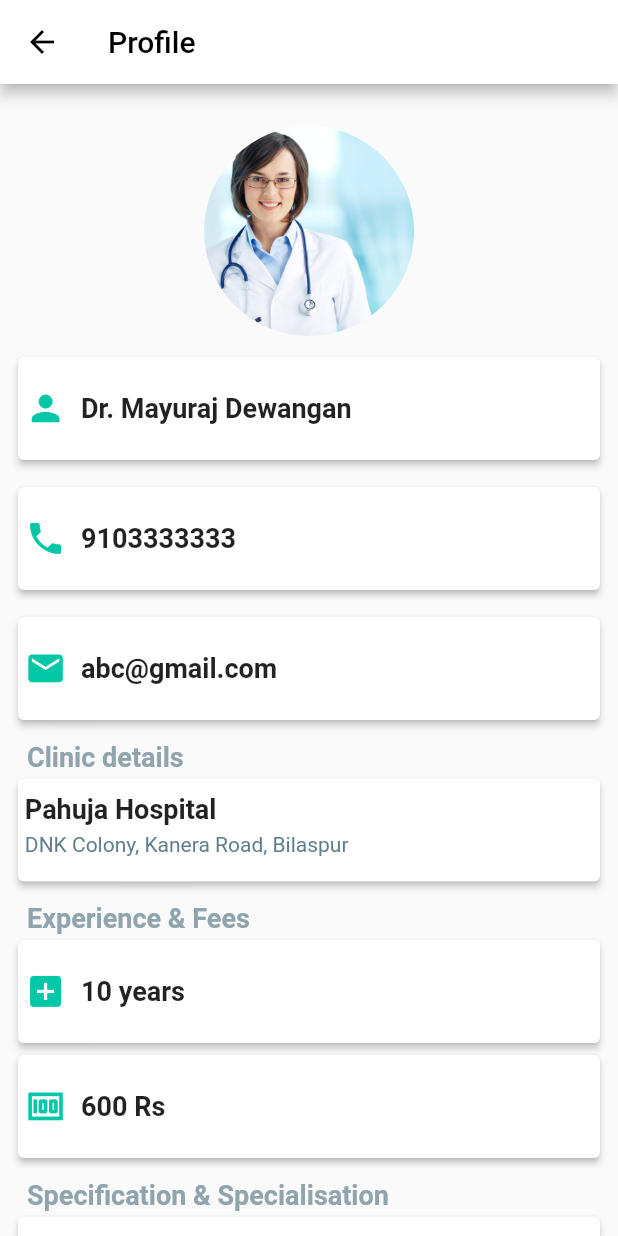
After one commit to KhushiiBiswas/vcure_dr, a Flutter app: the Profile screen opened directly, on a phone screen of 412 x 824 dp. The commit adds this screen. Run offline on Flutter 3.47's test engine with Material 2 defaults, Android fonts, the phone set to English and light mode, and no system bars; missing offline and left inert: store_redirect.

```diff
--- a/lib/pages/homepage/homepage.dart
+++ b/lib/pages/homepage/homepage.dart
@@ -2,6 +2,7 @@ import 'package:flutter/material.dart';
 import 'package:vcure_doctors/components/custom_appbar.dart';
 import 'package:vcure_doctors/components/nav_drawer.dart';
 import 'package:vcure_doctors/pages/homepage/homepage_body.dart';
+import 'package:vcure_doctors/pages/profile.dart';
 import 'package:vcure_doctors/pages/sign_in/sign_in_body.dart';
 
 class HomePage extends StatefulWidget {
@@ -69,7 +70,7 @@ class _HomePageState extends State<HomePage> {
         break;
       case 1:
         Navigator.push(
-            context, MaterialPageRoute(builder: (context) => HomePage()));
+            context, MaterialPageRoute(builder: (context) => Profile()));
         break;
       case 2:
         Navigator.push(
--- /dev/null
+++ b/lib/pages/profile.dart
@@ -0,0 +1,389 @@
+import 'package:flutter/material.dart';
+
+class Profile extends StatefulWidget {
+  const Profile({Key key}) : super(key: key);
+
+  @override
+  _ProfileState createState() => _ProfileState();
+}
+
+class _ProfileState extends State<Profile> {
+  @override
+  Widget build(BuildContext context) {
+    Size size = MediaQuery.of(context).size;
+    return Scaffold(
+      appBar: AppBar(
+        backgroundColor: Colors.white,
+        automaticallyImplyLeading: true,
+        title: Text(
+          "Profile",
+          style: TextStyle(color: Colors.black),
+        ),
+        leading: IconButton(
+            icon: Icon(
+              Icons.arrow_back,
+            ),
+            color: Colors.black,
+            onPressed: () {
+              Navigator.pop(context);
+            }),
+      ),
+      body: SingleChildScrollView(
+        child: Padding(
+          padding: const EdgeInsets.all(8.0),
+          child: Column(
+            crossAxisAlignment: CrossAxisAlignment.start,
+            children: [
+              Padding(
+                padding: const EdgeInsets.only(top: 20),
+                child: Row(
+                  crossAxisAlignment: CrossAxisAlignment.center,
+                  mainAxisAlignment: MainAxisAlignment.center,
+                  children: [
+                    Container(
+                        width: 140.0,
+                        height: 140.0,
+                        decoration: new BoxDecoration(
+                          shape: BoxShape.circle,
+                          image: new DecorationImage(
+                            image: new ExactAssetImage('assets/dr.jpg'),
+                            fit: BoxFit.cover,
+                          ),
+                        )),
+                  ],
+                ),
+              ),
+              Padding(
+                padding: const EdgeInsets.only(top: 10),
+                child: Card(
+                    elevation: 2,
+                    child: Container(
+                      //width: size.width / 1.1,
+                      height: size.height / 12,
+
+                      child: Padding(
+                        padding: EdgeInsets.symmetric(
+                            vertical: size.height / 80,
+                            horizontal: size.width / 90),
+                        child: Row(
+                          children: [
+                            Icon(
+                              Icons.person,
+                              color: Color(0xff03c8a8),
+                              size: size.height / 30,
+                            ),
+                            SizedBox(
+                              width: 10,
+                            ),
+                            Text(
+                              "Dr. Mayuraj Dewangan",
+                              style: TextStyle(
+                                fontSize: 18,
+                                fontWeight: FontWeight.bold,
+                              ),
+                            ),
+                          ],
+                        ),
+                      ),
+                    )),
+              ),
+              Padding(
+                padding: const EdgeInsets.only(top: 10),
+                child: Card(
+                    elevation: 2,
+                    child: Container(
+                      //width: size.width / 1.1,
+                      height: size.height / 12,
+
+                      child: Padding(
+                        padding: EdgeInsets.symmetric(
+                            vertical: size.height / 80,
+                            horizontal: size.width / 90),
+                        child: Row(
+                          children: [
+                            Icon(
+                              Icons.phone,
+                              color: Color(0xff03c8a8),
+                              size: size.height / 30,
+                            ),
+                            SizedBox(
+                              width: 10,
+                            ),
+                            Text(
+                              "9103333333",
+                              style: TextStyle(
+                                fontSize: 18,
+                                fontWeight: FontWeight.bold,
+                              ),
+                            ),
+                          ],
+                        ),
+                      ),
+                    )),
+              ),
+              Padding(
+                padding: const EdgeInsets.only(top: 10),
+                child: Card(
+                    elevation: 2,
+                    child: Container(
+                      //width: size.width / 1.1,
+                      height: size.height / 12,
+
+                      child: Padding(
+                        padding: EdgeInsets.symmetric(
+                            vertical: size.height / 80,
+                            horizontal: size.width / 90),
+                        child: Row(
+                          children: [
+                            Icon(
+                              Icons.email,
+                              color: Color(0xff03c8a8),
+                              size: size.height / 30,
+                            ),
+                            SizedBox(
+                              width: 10,
+                            ),
+                            Text(
+                              "abc@gmail.com",
+                              style: TextStyle(
+                                fontSize: 18,
+                                fontWeight: FontWeight.bold,
+                              ),
+                            ),
+                          ],
+                        ),
+                      ),
+                    )),
+              ),
+              Padding(
+                padding: const EdgeInsets.only(
+                  top: 10,
+                  left: 10,
+                ),
+                child: Text(
+                  "Clinic details",
+                  style: TextStyle(
+                      fontSize: 18,
+                      fontWeight: FontWeight.bold,
+                      color: Colors.blueGrey.shade300),
+                ),
+              ),
+              Card(
+                  elevation: 2,
+                  child: Container(
+                    //width: size.width / 1.1,
+                    height: size.height / 12,
+
+                    child: Padding(
+                      padding: EdgeInsets.symmetric(
+                          vertical: size.height / 80,
+                          horizontal: size.width / 90),
+                      child: Row(
+                        children: [
+                          Column(
+                            crossAxisAlignment: CrossAxisAlignment.start,
+                            children: [
+                              Text(
+                                "Pahuja Hospital",
+                                style: TextStyle(
+                                  fontSize: 18,
+                                  fontWeight: FontWeight.bold,
+                                ),
+                              ),
+                              Padding(
+                                padding: const EdgeInsets.only(top: 5),
+                                child: Text(
+                                  "DNK Colony, Kanera Road, Bilaspur",
+                                  style: TextStyle(
+                                      fontSize: 14, color: Colors.blueGrey),
+                                ),
+                              )
+                            ],
+                          ),
+                        ],
+                      ),
+                    ),
+                  )),
+              Padding(
+                padding: const EdgeInsets.only(
+                  top: 10,
+                  left: 10,
+                ),
+                child: Text(
+                  "Experience & Fees",
+                  style: TextStyle(
+                      fontSize: 18,
+                      fontWeight: FontWeight.bold,
+                      color: Colors.blueGrey.shade300),
+                ),
+              ),
+              Card(
+                  elevation: 2,
+                  child: Container(
+                    //width: size.width / 1.1,
+                    height: size.height / 12,
+
+                    child: Padding(
+                      padding: EdgeInsets.symmetric(
+                          vertical: size.height / 80,
+                          horizontal: size.width / 90),
+                      child: Row(
+                        children: [
+                          Icon(
+                            Icons.add_box,
+                            color: Color(0xff03c8a8),
+                            size: size.height / 30,
+                          ),
+                          SizedBox(
+                            width: 10,
+                          ),
+                          Text(
+                            "10 years",
+                            style: TextStyle(
+                              fontSize: 18,
+                              fontWeight: FontWeight.bold,
+                            ),
+                          ),
+                        ],
+                      ),
+                    ),
+                  )),
+              Card(
+                  elevation: 2,
+                  child: Container(
+                    //width: size.width / 1.1,
+                    height: size.height / 12,
+
+                    child: Padding(
+                      padding: EdgeInsets.symmetric(
+                          vertical: size.height / 80,
+                          horizontal: size.width / 90),
+                      child: Row(
+                        children: [
+                          Icon(
+                            Icons.money,
+                            color: Color(0xff03c8a8),
+                            size: size.height / 30,
+                          ),
+                          SizedBox(
+                            width: 10,
+                          ),
+                          Text(
+                            "600 Rs",
+                            style: TextStyle(
+                              fontSize: 18,
+                              fontWeight: FontWeight.bold,
+                            ),
+                          ),
+                        ],
+                      ),
+                    ),
+                  )),
+              Padding(
+                padding: const EdgeInsets.only(
+                  top: 10,
+                  left: 10,
+                ),
+                child: Text(
+                  "Specification & Specialisation",
+                  style: TextStyle(
+                      fontSize: 18,
+                      fontWeight: FontWeight.bold,
+                      color: Colors.blueGrey.shade300),
+                ),
+              ),
+              Card(
+                  elevation: 2,
+                  child: Container(
+                    //width: size.width / 1.1,
+                    height: size.height / 12,
+
+                    child: Padding(
+                      padding: EdgeInsets.symmetric(
+                          vertical: size.height / 80,
+                          horizontal: size.width / 90),
+                      child: Row(
+                        children: [
+                          Flexible(
+                            child: Text(
+                              "MBBS, MD",
+                              style: TextStyle(
+                                fontSize: 18,
+                                fontWeight: FontWeight.bold,
+                              ),
+                            ),
+                          ),
+                        ],
+                      ),
+                    ),
+                  )),
+              Card(
+                  elevation: 2,
+                  child: Container(
+                    //width: size.width / 1.1,
+                    height: size.height / 12,
+
+                    child: Padding(
+                      padding: EdgeInsets.symmetric(
+                          vertical: size.height / 80,
+                          horizontal: size.width / 90),
+                      child: Row(
+                        children: [
+                          Flexible(
+                            child: Text(
+                              "Cunsultant Physician and Covid Consultant",
+                              style: TextStyle(
+                                fontSize: 18,
+                                fontWeight: FontWeight.bold,
+                              ),
+                            ),
+                          ),
+                        ],
+                      ),
+                    ),
+                  )),
+              Padding(
+                padding: const EdgeInsets.only(
+                  top: 10,
+                  left: 10,
+                ),
+                child: Text(
+                  "Languages",
+                  style: TextStyle(
+                      fontSize: 18,
+                      fontWeight: FontWeight.bold,
+                      color: Colors.blueGrey.shade300),
+                ),
+              ),
+              Card(
+                  elevation: 2,
+                  child: Container(
+                    //width: size.width / 1.1,
+                    height: size.height / 12,
+
+                    child: Padding(
+                      padding: EdgeInsets.symmetric(
+                          vertical: size.height / 80,
+                          horizontal: size.width / 90),
+                      child: Row(
+                        children: [
+                          Flexible(
+                            child: Text(
+                              "Hindi | English | Bengali ",
+                              style: TextStyle(
+                                fontSize: 18,
+                                fontWeight: FontWeight.bold,
+                              ),
+                            ),
+                          ),
+                        ],
+                      ),
+                    ),
+                  )),
+            ],
+          ),
+        ),
+      ),
+    );
+  }
+}
--- a/pubspec.yaml
+++ b/pubspec.yaml
@@ -28,6 +28,7 @@ dependencies:
   # The following adds the Cupertino Icons font to your application.
   # Use with the CupertinoIcons class for iOS style icons.
   cupertino_icons: ^1.0.2
+  store_redirect: ^1.0.1
 
 dev_dependencies:
   flutter_test:
```
Also changed, not shown: lib/components/nav_drawer.dart (+31 -21 lines), lib/components/schedule_card.dart (+6 -2 lines), lib/pages/appointment_history.dart (added, +186 -0 lines), pubspec.lock.
